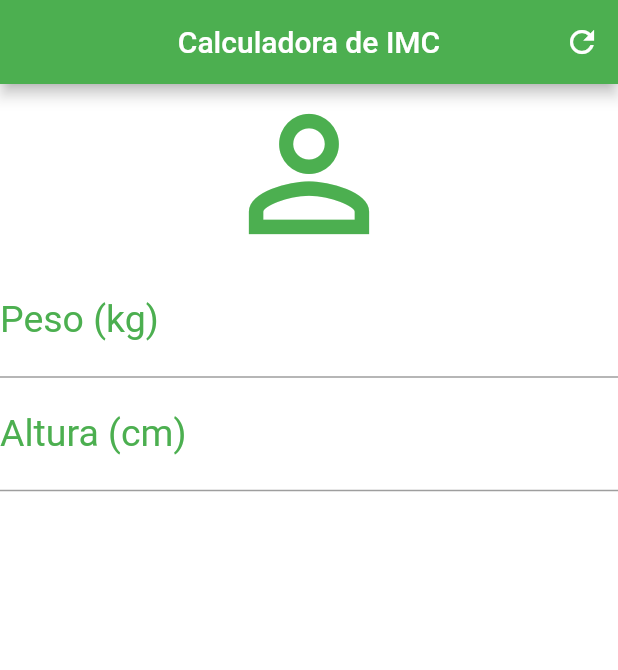
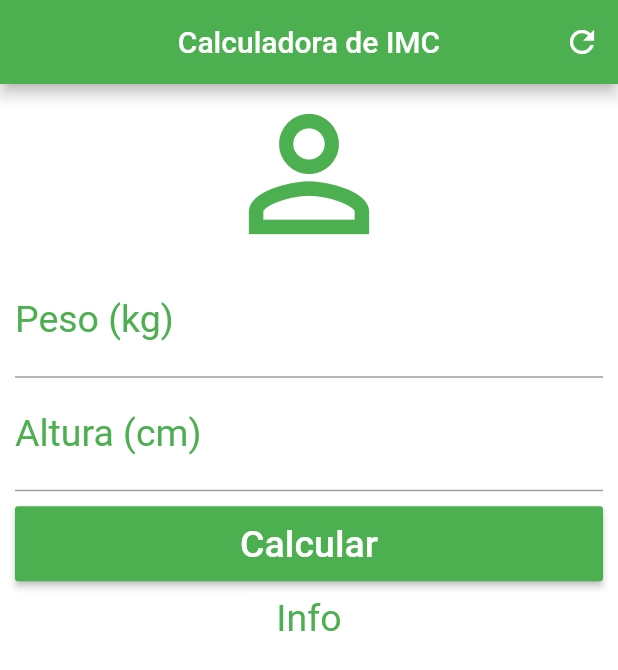
Before and after one commit to BrasilWebSolutions/Project-01, a Flutter app: the screen it shows after launch, on a phone screen of 412 x 824 dp. Shown: the top 670 px of the screen. Run offline on Flutter 3.47's test engine with Material 2 defaults, Android fonts, the phone set to English and light mode, and no system bars.

Commit message:
ScrollView e RaiseButton

```diff
--- a/flutter_app1/lib/main.dart
+++ b/flutter_app1/lib/main.dart
@@ -27,7 +27,9 @@
         ],
       ), //AppBar
       backgroundColor: Colors.white,
-      body: Column(
+      body: SingleChildScrollView(
+        padding: EdgeInsets.fromLTRB(10.0, 0.0, 10.0, 0.0),
+        child:  Column(
           crossAxisAlignment: CrossAxisAlignment.stretch,
           // Ocupa toda a largura da coluna
           children: <Widget>[
@@ -47,9 +49,25 @@
                   labelStyle: TextStyle(color: Colors.green)), // InputDecoration
               textAlign: TextAlign.center,
               style: TextStyle(color: Colors.green, fontSize: 25.0),
-          ) // TextField
+            ), // TextField
+            Padding(
+              padding: EdgeInsets.only(top: 10.0, bottom: 10.0),
+              child: Container(
+                height: 50.0,
+                child: RaisedButton(
+                  onPressed: (){},
+                  child: Text("Calcular", style: TextStyle(color: Colors.white, fontSize: 25.0),),
+                  color: Colors.green,
+                ), //RaisedButton,
+              ),//Container,
+            ),
+            Text("Info",
+              textAlign: TextAlign.center,
+              style: TextStyle(color: Colors.green, fontSize: 25.0),
+            ) // Text
           ],
         ),
+      )
     ); // Scaffold
   }
 }
```
Lines whose indentation alone changed are shown as unchanged.
